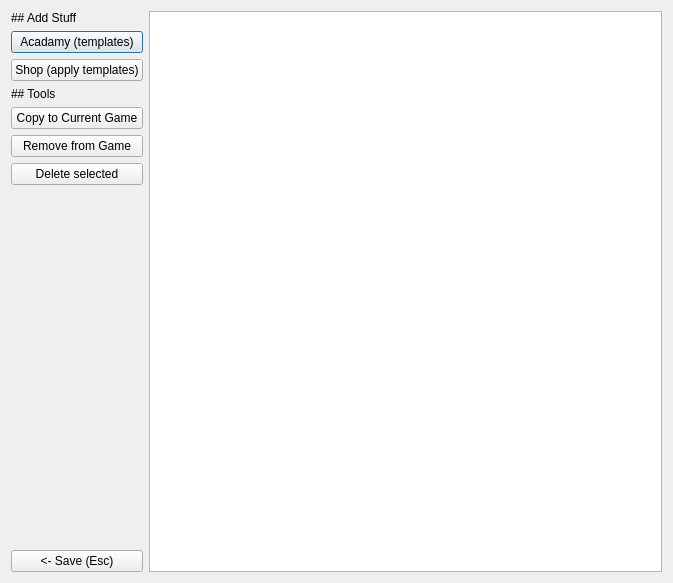
This is ui_files/Vault_Dialog.ui in nogasgofast/Adventure_Wrench as Qt 5 draws it before an edit. The edited form follows.
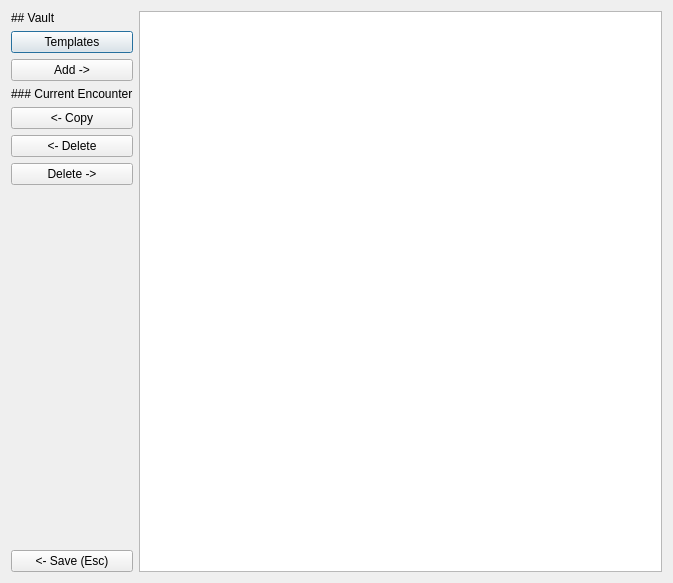
This is the edited form.

Diff of the .ui file:
```diff
--- a/ui_files/Vault_Dialog.ui
+++ b/ui_files/Vault_Dialog.ui
@@ -27,7 +27,7 @@
        <item>
         <widget class="QLabel" name="label_2">
          <property name="text">
-          <string>## Add Stuff</string>
+          <string>## Vault</string>
          </property>
          <property name="textFormat">
           <enum>Qt::MarkdownText</enum>
@@ -43,7 +43,7 @@
           <string>add/edit templates usable in the shop.</string>
          </property>
          <property name="text">
-          <string>Acadamy (templates)</string>
+          <string>Templates</string>
          </property>
         </widget>
        </item>
@@ -53,14 +53,14 @@
           <string>Add something new to the vault using templates.</string>
          </property>
          <property name="text">
-          <string>Shop (apply templates)</string>
+          <string>Add -&gt;</string>
          </property>
         </widget>
        </item>
        <item>
         <widget class="QLabel" name="label">
          <property name="text">
-          <string>## Tools</string>
+          <string>### Current Encounter</string>
          </property>
          <property name="textFormat">
           <enum>Qt::MarkdownText</enum>
@@ -76,7 +76,7 @@
           <string>Add Selected Items to Current Encounter</string>
          </property>
          <property name="text">
-          <string>Copy to Current Game</string>
+          <string>&lt;- Copy</string>
          </property>
         </widget>
        </item>
@@ -86,7 +86,7 @@
           <string>Remove Selected items from Current Encounter</string>
          </property>
          <property name="text">
-          <string>Remove from Game</string>
+          <string>&lt;- Delete</string>
          </property>
         </widget>
        </item>
@@ -96,7 +96,7 @@
           <string>Remove selected from current Encounter as well as DM Vault.</string>
          </property>
          <property name="text">
-          <string>Delete selected</string>
+          <string>Delete -&gt;</string>
          </property>
         </widget>
        </item>
@@ -127,7 +127,10 @@
        <item>
         <widget class="QListWidget" name="listWidget_vault">
          <property name="toolTip">
-          <string>Add items from the Shop.</string>
+          <string/>
+         </property>
+         <property name="styleSheet">
+          <string notr="true"/>
          </property>
          <property name="sortingEnabled">
           <bool>true</bool>
```
